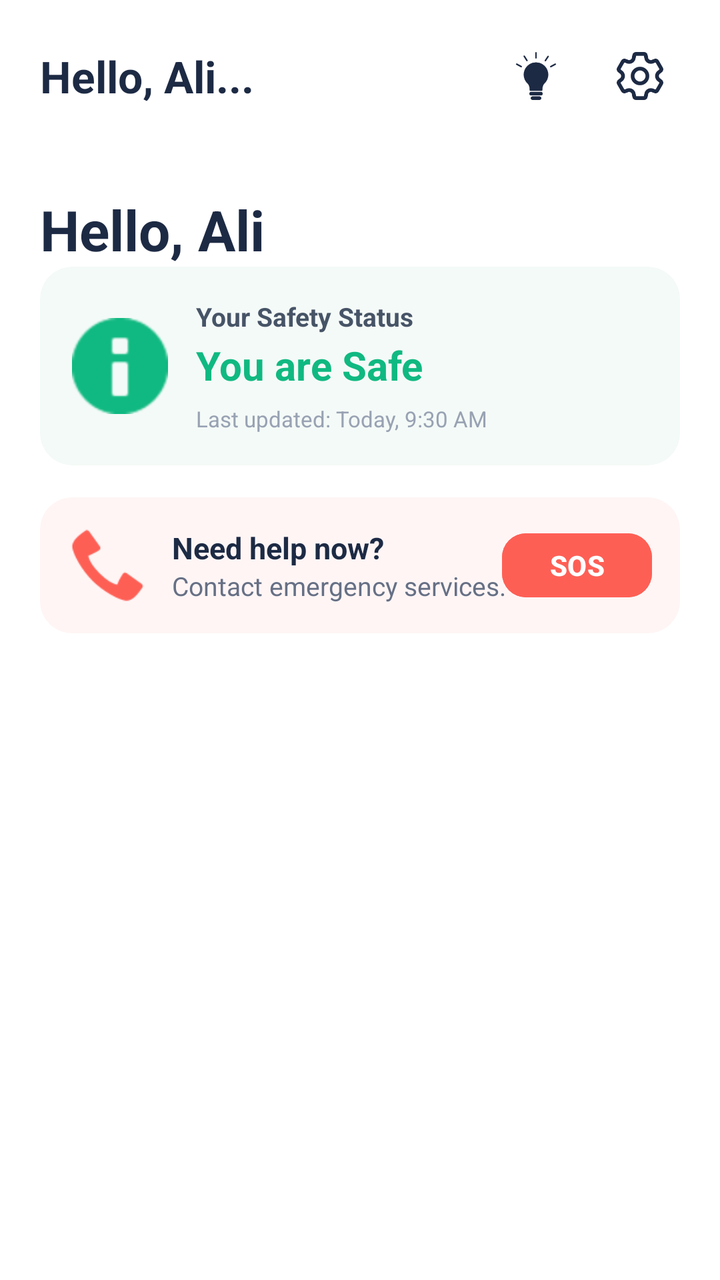
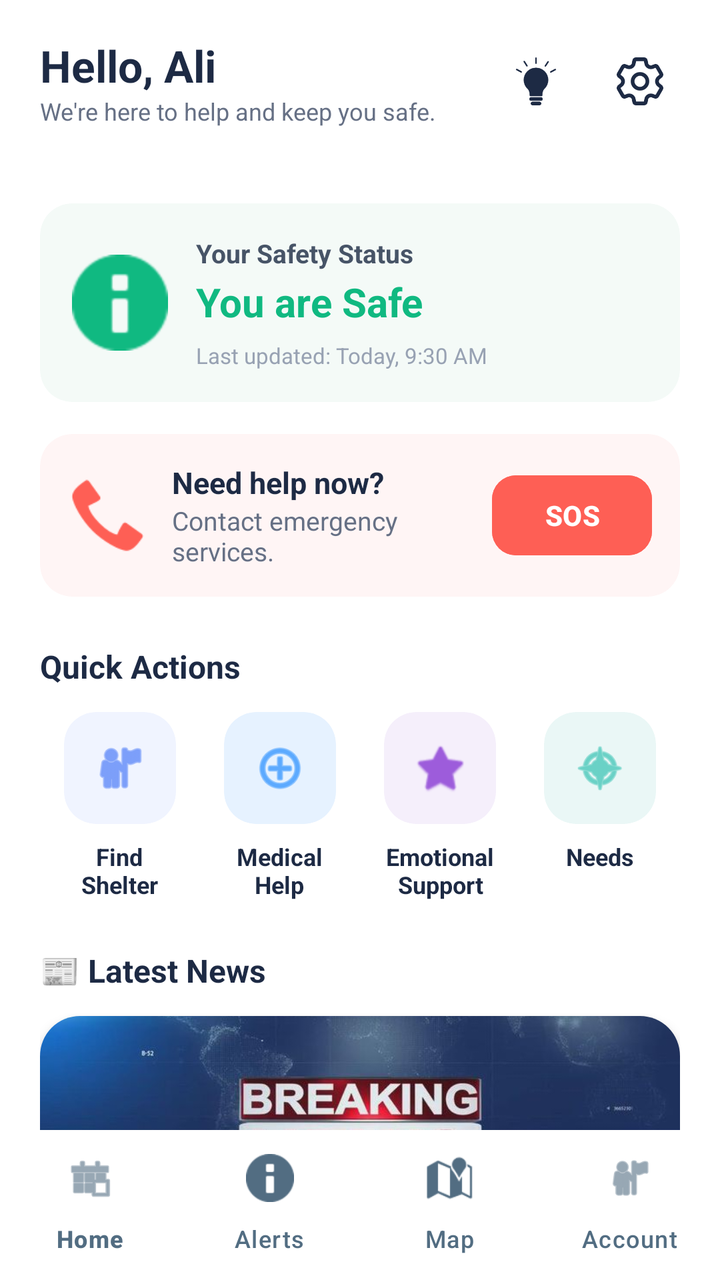

The first picture is an Android layout as it rendered before a commit; the second is the same layout after the commit. The layout source and the unified diff follow.
<!-- AndroidManifest.xml: application theme Theme.Crises -->
<!-- res/layout/activity_home.xml -->
<?xml version="1.0" encoding="utf-8"?>
<RelativeLayout xmlns:android="http://schemas.android.com/apk/res/android"
    xmlns:app="http://schemas.android.com/apk/res-auto"
    android:id="@+id/main"
    android:layout_width="match_parent"
    android:layout_height="match_parent"
    android:background="#FFFFFF">

    <com.google.android.material.appbar.AppBarLayout
        android:id="@+id/topAppBar"
        android:layout_width="match_parent"
        android:layout_height="wrap_content"
        android:background="#FFFFFF"
        app:elevation="0dp">

        <RelativeLayout
            android:layout_width="match_parent"
            android:layout_height="wrap_content"
            android:paddingHorizontal="20dp"
            android:paddingVertical="18dp">

            
            <LinearLayout
                android:layout_width="wrap_content"
                android:layout_height="wrap_content"
                android:layout_alignParentStart="true"
                android:layout_centerVertical="true"
                android:orientation="vertical">

                <TextView
                    android:id="@+id/appBrandName"
                    android:layout_width="wrap_content"
                    android:layout_height="wrap_content"
                    android:text="Hello, Ali..."
                    android:textColor="#1D2A44"
                    android:textSize="22sp"
                    android:textStyle="bold" />
            </LinearLayout>

            <LinearLayout
                android:layout_width="wrap_content"
                android:layout_height="wrap_content"
                android:layout_alignParentEnd="true"
                android:layout_centerVertical="true"
                android:gravity="center_vertical"
                android:orientation="horizontal">

                <ImageButton
                    android:id="@+id/notificationBtn"
                    android:layout_width="40dp"
                    android:layout_height="40dp"
                    android:layout_marginEnd="12dp"
                    android:background="?attr/selectableItemBackgroundBorderless"
                    android:padding="8dp"
                    android:scaleType="fitCenter"
                    android:src="@drawable/tips"
                    app:tint="#1D2A44" />

                <ImageButton
                    android:id="@+id/settingsBtn"
                    android:layout_width="40dp"
                    android:layout_height="40dp"
                    android:background="?attr/selectableItemBackgroundBorderless"
                    android:padding="8dp"
                    android:scaleType="fitCenter"
                    android:src="@drawable/setting"
                    app:tint="#1D2A44" />
            </LinearLayout>
        </RelativeLayout>
    </com.google.android.material.appbar.AppBarLayout>

    <ScrollView
        android:layout_width="match_parent"
        android:layout_height="match_parent"
        android:layout_above="@id/bottomNavigation"
        android:layout_below="@id/topAppBar"
        android:clipToPadding="false"
        android:scrollbars="none">

        <LinearLayout
            android:layout_width="match_parent"
            android:layout_height="wrap_content"
            android:orientation="vertical"
            android:padding="20dp">

            <TextView
                android:id="@+id/welcomeTitle"
                android:layout_width="wrap_content"
                android:layout_height="wrap_content"
                android:text="Hello, Ali"
                android:textColor="#1D2A44"
                android:textSize="28sp"
                android:textStyle="bold" />

            
            <androidx.cardview.widget.CardView
                android:layout_width="match_parent"
                android:layout_height="wrap_content"
                android:layout_marginBottom="16dp"
                app:cardBackgroundColor="#F4FAF7"
                app:cardCornerRadius="16dp"
                app:cardElevation="0dp">

                <RelativeLayout
                    android:layout_width="match_parent"
                    android:layout_height="wrap_content"
                    android:padding="16dp">

                    <ImageView
                        android:id="@+id/shieldIcon"
                        android:layout_width="48dp"
                        android:layout_height="48dp"
                        android:layout_alignParentStart="true"
                        android:layout_centerVertical="true"
                        android:src="@android:drawable/ic_dialog_info"
                        android:tint="#10B981" />

                    <LinearLayout
                        android:layout_width="match_parent"
                        android:layout_height="wrap_content"
                        android:layout_centerVertical="true"
                        android:layout_marginStart="14dp"
                        android:layout_toEndOf="@id/shieldIcon"
                        android:orientation="vertical">

                        <TextView
                            android:layout_width="wrap_content"
                            android:layout_height="wrap_content"
                            android:text="Your Safety Status"
                            android:textColor="#475467"
                            android:textSize="13sp"
                            android:textStyle="bold" />

                        <TextView
                            android:layout_width="wrap_content"
                            android:layout_height="wrap_content"
                            android:layout_marginTop="2dp"
                            android:text="You are Safe"
                            android:textColor="#10B981"
                            android:textSize="20sp"
                            android:textStyle="bold" />

                        <TextView
                            android:layout_width="wrap_content"
                            android:layout_height="wrap_content"
                            android:layout_marginTop="6dp"
                            android:text="Last updated: Today, 9:30 AM"
                            android:textColor="#98A2B3"
                            android:textSize="11sp" />
                    </LinearLayout>
                </RelativeLayout>
            </androidx.cardview.widget.CardView>

            
            <androidx.cardview.widget.CardView
                android:layout_width="match_parent"
                android:layout_height="wrap_content"
                android:layout_marginBottom="24dp"
                app:cardBackgroundColor="#FFF5F5"
                app:cardCornerRadius="16dp"
                app:cardElevation="0dp">

                <RelativeLayout
                    android:layout_width="match_parent"
                    android:layout_height="wrap_content"
                    android:padding="14dp">

                    <ImageView
                        android:id="@+id/phoneIcon"
                        android:layout_width="40dp"
                        android:layout_height="40dp"
                        android:layout_alignParentStart="true"
                        android:layout_centerVertical="true"
                        android:src="@android:drawable/stat_sys_phone_call"
                        android:tint="#FE5F55" />

                    <LinearLayout
                        android:layout_width="wrap_content"
                        android:layout_height="wrap_content"
                        android:layout_centerVertical="true"
                        android:layout_marginStart="12dp"
                        android:layout_toEndOf="@id/phoneIcon"
                        android:orientation="vertical">

                        <TextView
                            android:layout_width="wrap_content"
                            android:layout_height="wrap_content"
                            android:text="Need help now?"
                            android:textColor="#1D2A44"
                            android:textSize="15sp"
                            android:textStyle="bold" />

                        <TextView
                            android:layout_width="wrap_content"
                            android:layout_height="wrap_content"
                            android:text="Contact emergency services."
                            android:textColor="#667085"
                            android:textSize="13sp" />
                    </LinearLayout>

                    <Button
                        android:id="@+id/sosButton"
                        android:layout_width="wrap_content"
                        android:layout_height="40dp"
                        android:layout_alignParentEnd="true"
                        android:layout_centerVertical="true"
                        android:backgroundTint="#FE5F55"
                        android:minWidth="75dp"
                        android:paddingHorizontal="16dp"
                        android:text="SOS"
                        android:textColor="#FFFFFF"
                        android:textStyle="bold"
                        app:cornerRadius="12dp" />
                </RelativeLayout>
            </androidx.cardview.widget.CardView>

        </LinearLayout>
    </ScrollView>

</RelativeLayout>
<!-- resources referenced by this layout -->
<resources>
  <!-- drawable setting: png bitmap (drawable, 3784 bytes) -->
  <!-- drawable tips: png bitmap (drawable, 4911 bytes) -->
  <style name="Theme.Crises" parent="Base.Theme.Crises" />
  <style name="Base.Theme.Crises" parent="Theme.Material3.DayNight.NoActionBar">
  
      </style>
</resources>

<!-- the commit's change to res/layout/activity_home.xml (unified diff, before → after) -->
@@ -6,6 +6,7 @@
     android:layout_height="match_parent"
     android:background="#FFFFFF">
 
+    
     <com.google.android.material.appbar.AppBarLayout
         android:id="@+id/topAppBar"
         android:layout_width="match_parent"
@@ -19,7 +20,6 @@
             android:paddingHorizontal="20dp"
             android:paddingVertical="18dp">
 
-            
             <LinearLayout
                 android:layout_width="wrap_content"
                 android:layout_height="wrap_content"
@@ -31,10 +31,16 @@
                     android:id="@+id/appBrandName"
                     android:layout_width="wrap_content"
                     android:layout_height="wrap_content"
-                    android:text="Hello, Ali..."
+                    android:text="Hello, Ali"
                     android:textColor="#1D2A44"
                     android:textSize="22sp"
                     android:textStyle="bold" />
+                <TextView
+                    android:layout_width="wrap_content"
+                    android:layout_height="wrap_content"
+                    android:text="We're here to help and keep you safe."
+                    android:textColor="#667085"
+                    android:textSize="12sp" />
             </LinearLayout>
 
             <LinearLayout
@@ -69,6 +75,7 @@
         </RelativeLayout>
     </com.google.android.material.appbar.AppBarLayout>
 
+    
     <ScrollView
         android:layout_width="match_parent"
         android:layout_height="match_parent"
@@ -83,14 +90,7 @@
             android:orientation="vertical"
             android:padding="20dp">
 
-            <TextView
-                android:id="@+id/welcomeTitle"
-                android:layout_width="wrap_content"
-                android:layout_height="wrap_content"
-                android:text="Hello, Ali"
-                android:textColor="#1D2A44"
-                android:textSize="28sp"
-                android:textStyle="bold" />
+
 
             
             <androidx.cardview.widget.CardView
@@ -112,6 +112,7 @@
                         android:layout_height="48dp"
                         android:layout_alignParentStart="true"
                         android:layout_centerVertical="true"
+                        android:background="@android:color/transparent"
                         android:src="@android:drawable/ic_dialog_info"
                         android:tint="#10B981" />
 
@@ -172,13 +173,14 @@
                         android:layout_alignParentStart="true"
                         android:layout_centerVertical="true"
                         android:src="@android:drawable/stat_sys_phone_call"
-                        android:tint="#FE5F55" />
+                        app:tint="#FE5F55" />
 
                     <LinearLayout
                         android:layout_width="wrap_content"
                         android:layout_height="wrap_content"
                         android:layout_centerVertical="true"
                         android:layout_marginStart="12dp"
+                        android:layout_toStartOf="@id/sosButton"
                         android:layout_toEndOf="@id/phoneIcon"
                         android:orientation="vertical">
 
@@ -200,13 +202,13 @@
 
                     <Button
                         android:id="@+id/sosButton"
-                        android:layout_width="wrap_content"
+                        android:layout_width="80dp"
                         android:layout_height="40dp"
                         android:layout_alignParentEnd="true"
                         android:layout_centerVertical="true"
                         android:backgroundTint="#FE5F55"
-                        android:minWidth="75dp"
-                        android:paddingHorizontal="16dp"
+                        android:insetTop="0dp"
+                        android:insetBottom="0dp"
                         android:text="SOS"
                         android:textColor="#FFFFFF"
                         android:textStyle="bold"
@@ -214,7 +216,238 @@
                 </RelativeLayout>
             </androidx.cardview.widget.CardView>
 
+            
+            <TextView
+                android:layout_width="wrap_content"
+                android:layout_height="wrap_content"
+                android:layout_marginBottom="12dp"
+                android:text="Quick Actions"
+                android:textColor="#1D2A44"
+                android:textSize="16sp"
+                android:textStyle="bold" />
+
+            <LinearLayout
+                android:layout_width="match_parent"
+                android:layout_height="wrap_content"
+                android:layout_marginBottom="24dp"
+                android:baselineAligned="false"
+                android:orientation="horizontal">
+
+                <LinearLayout
+                    android:layout_width="0dp"
+                    android:layout_height="wrap_content"
+                    android:layout_weight="1"
+                    android:gravity="center"
+                    android:orientation="vertical">
+
+                    <androidx.cardview.widget.CardView
+                        android:layout_width="56dp"
+                        android:layout_height="56dp"
+                        app:cardBackgroundColor="#F0F4FF"
+                        app:cardCornerRadius="16dp"
+                        app:cardElevation="0dp">
+
+                        <ImageView
+                            android:layout_width="28dp"
+                            android:layout_height="28dp"
+                            android:layout_gravity="center"
+                            android:src="@android:drawable/ic_menu_myplaces"
+                            app:tint="#2F66F6" />
+                    </androidx.cardview.widget.CardView>
+
+                    <TextView
+                        android:layout_width="wrap_content"
+                        android:layout_height="wrap_content"
+                        android:layout_marginTop="8dp"
+                        android:gravity="center"
+                        android:text="Find\nShelter"
+                        android:textColor="#1D2A44"
+                        android:textSize="12sp"
+                        android:textStyle="bold" />
+                </LinearLayout>
+
+                <LinearLayout
+                    android:layout_width="0dp"
+                    android:layout_height="wrap_content"
+                    android:layout_weight="1"
+                    android:gravity="center"
+                    android:orientation="vertical">
+
+                    <androidx.cardview.widget.CardView
+                        android:layout_width="56dp"
+                        android:layout_height="56dp"
+                        app:cardBackgroundColor="#E6F2FF"
+                        app:cardCornerRadius="16dp"
+                        app:cardElevation="0dp">
+
+                        <ImageView
+                            android:layout_width="28dp"
+                            android:layout_height="28dp"
+                            android:layout_gravity="center"
+                            android:src="@android:drawable/ic_menu_add"
+                            app:tint="#007AFF" />
+                    </androidx.cardview.widget.CardView>
+
+                    <TextView
+                        android:layout_width="wrap_content"
+                        android:layout_height="wrap_content"
+                        android:layout_marginTop="8dp"
+                        android:gravity="center"
+                        android:text="Medical\nHelp"
+                        android:textColor="#1D2A44"
+                        android:textSize="12sp"
+                        android:textStyle="bold" />
+                </LinearLayout>
+
+                <LinearLayout
+                    android:layout_width="0dp"
+                    android:layout_height="wrap_content"
+                    android:layout_weight="1"
+                    android:gravity="center"
+                    android:orientation="vertical">
+
+                    <androidx.cardview.widget.CardView
+                        android:layout_width="56dp"
+                        android:layout_height="56dp"
+                        app:cardBackgroundColor="#F5EFFB"
+                        app:cardCornerRadius="16dp"
+                        app:cardElevation="0dp">
+
+                        <ImageView
+                            android:layout_width="28dp"
+                            android:layout_height="28dp"
+                            android:layout_gravity="center"
+                            android:src="@android:drawable/btn_star_big_on"
+                            app:tint="#9D5CDB" />
+                    </androidx.cardview.widget.CardView>
+
+                    <TextView
+                        android:layout_width="wrap_content"
+                        android:layout_height="wrap_content"
+                        android:layout_marginTop="8dp"
+                        android:gravity="center"
+                        android:text="Emotional\nSupport"
+                        android:textColor="#1D2A44"
+                        android:textSize="12sp"
+                        android:textStyle="bold" />
+                </LinearLayout>
+
+                <LinearLayout
+                    android:layout_width="0dp"
+                    android:layout_height="wrap_content"
+                    android:layout_weight="1"
+                    android:gravity="center"
+                    android:orientation="vertical">
+
+                    <androidx.cardview.widget.CardView
+                        android:layout_width="56dp"
+                        android:layout_height="56dp"
+                        app:cardBackgroundColor="#EAF7F6"
+                        app:cardCornerRadius="16dp"
+                        app:cardElevation="0dp">
+
+                        <ImageView
+                            android:layout_width="28dp"
+                            android:layout_height="28dp"
+                            android:layout_gravity="center"
+                            android:src="@android:drawable/ic_menu_compass"
+                            app:tint="#14B8A6" />
+                    </androidx.cardview.widget.CardView>
+
+                    <TextView
+                        android:layout_width="wrap_content"
+                        android:layout_height="wrap_content"
+                        android:layout_marginTop="8dp"
+                        android:gravity="center"
+                        android:text="Needs"
+                        android:textColor="#1D2A44"
+                        android:textSize="12sp"
+                        android:textStyle="bold" />
+                </LinearLayout>
+            </LinearLayout>
+
+            
+            <TextView
+                android:layout_width="wrap_content"
+                android:layout_height="wrap_content"
+                android:layout_marginBottom="12dp"
+                android:text="📰 Latest News"
+                android:textColor="#1D2A44"
+                android:textSize="16sp"
+                android:textStyle="bold" />
+
+            <androidx.cardview.widget.CardView
+                android:id="@+id/newsCard"
+                android:layout_width="match_parent"
+                android:layout_height="wrap_content"
+                android:layout_marginBottom="16dp"
+                android:clickable="true"
+                android:focusable="true"
+                android:foreground="?android:attr/selectableItemBackground"
+                app:cardBackgroundColor="#FFFFFF"
+                app:cardCornerRadius="20dp"
+                app:cardElevation="4dp">
+
+                <LinearLayout
+                    android:layout_width="match_parent"
+                    android:layout_height="wrap_content"
+                    android:orientation="vertical">
+
+                    <ImageView
+                        android:id="@+id/newsImage"
+                        android:layout_width="match_parent"
+                        android:layout_height="140dp"
+                        android:scaleType="centerCrop"
+                        android:src="@drawable/news" />
+
+                    <LinearLayout
+                        android:layout_width="match_parent"
+                        android:layout_height="wrap_content"
+                        android:orientation="vertical"
+                        android:padding="16dp">
+
+                        <TextView
+                            android:layout_width="match_parent"
+                            android:layout_height="wrap_content"
+                            android:text="New Safety Guidelines"
+                            android:textColor="#1D2A44"
+                            android:textSize="17sp"
+                            android:textStyle="bold" />
+
+                        <TextView
+                            android:layout_width="match_parent"
+                            android:layout_height="wrap_content"
+                            android:layout_marginTop="4dp"
+                            android:text="Important updates on emergency services and local shelter availability..."
+                            android:textColor="#667085"
+                            android:textSize="14sp" />
+
+                        <TextView
+                            android:layout_width="wrap_content"
+                            android:layout_height="wrap_content"
+                            android:layout_marginTop="10dp"
+                            android:text="READ FULL STORY →"
+                            android:textColor="#219EBC"
+                            android:textSize="12sp"
+                            android:textStyle="bold" />
+                    </LinearLayout>
+                </LinearLayout>
+            </androidx.cardview.widget.CardView>
+
         </LinearLayout>
     </ScrollView>
 
+    
+    <com.google.android.material.bottomnavigation.BottomNavigationView
+        android:id="@+id/bottomNavigation"
+        android:layout_width="match_parent"
+        android:layout_height="75dp"
+        android:layout_alignParentBottom="true"
+        android:background="@drawable/footer_background"
+        app:elevation="12dp"
+        app:itemIconTint="#526D82"
+        app:itemTextColor="#526D82"
+        app:labelVisibilityMode="labeled"
+        app:menu="@menu/bottom_nav_menu" />
+
 </RelativeLayout>
<!-- resource entries referenced after the edit -->
@@ -1,5 +1,14 @@
 <!-- resources referenced by this layout -->
 <resources>
+  <!-- drawable footer_background (drawable) -->
+  <?xml version="1.0" encoding="utf-8"?>
+  <shape xmlns:android="http://schemas.android.com/apk/res/android">
+      <solid android:color="#FFFFFF" />
+      <corners
+          android:topLeftRadius="30dp"
+          android:topRightRadius="30dp" />
+  </shape>
+  <!-- drawable news: jpg bitmap (drawable, 33689 bytes) -->
   <!-- drawable setting: png bitmap (drawable, 3784 bytes) -->
   <!-- drawable tips: png bitmap (drawable, 4911 bytes) -->
   <style name="Theme.Crises" parent="Base.Theme.Crises" />
